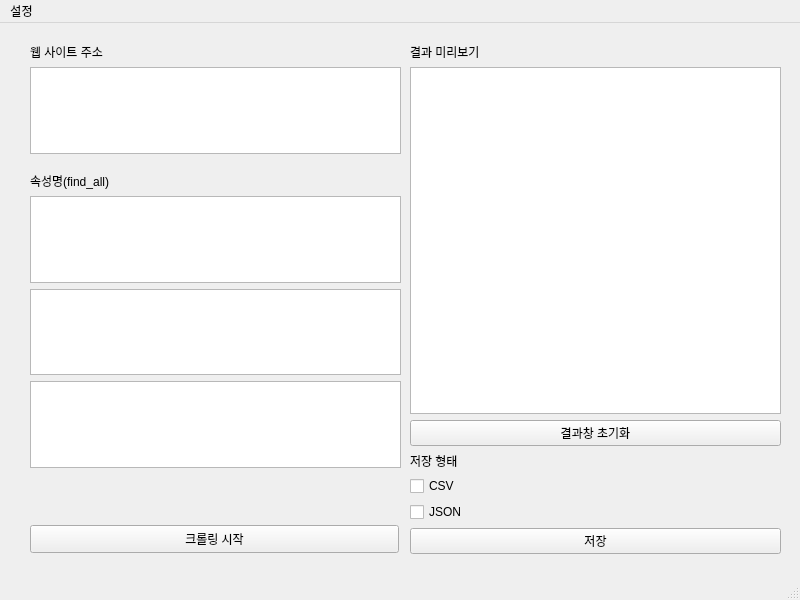
First picture: the form in MainUI.ui, repository yglee730/CrawlingTools, before the edit.
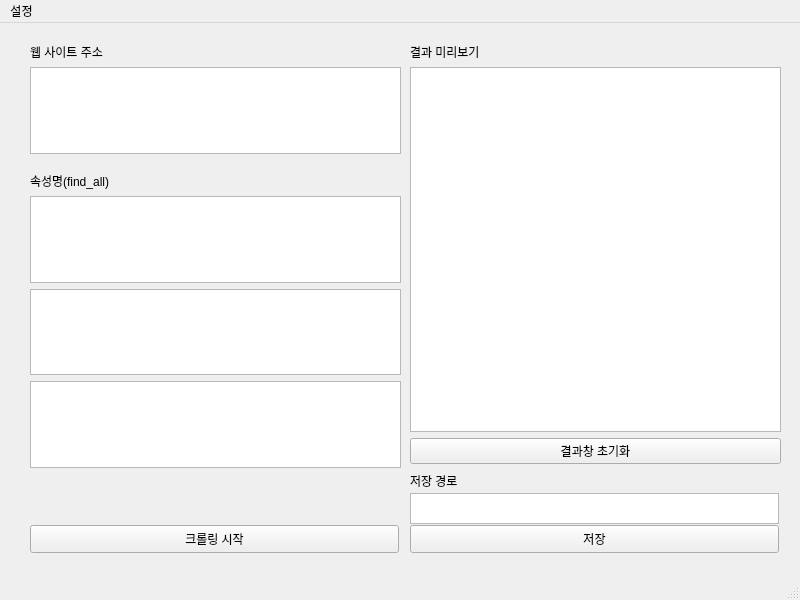
Second picture: the form after the edit.

```diff
--- a/MainUI.ui
+++ b/MainUI.ui
@@ -42,7 +42,7 @@
       <x>410</x>
       <y>20</y>
       <width>371</width>
-      <height>511</height>
+      <height>421</height>
      </rect>
     </property>
     <layout class="QVBoxLayout" name="verticalLayout_9">
@@ -63,34 +63,6 @@
        </property>
       </widget>
      </item>
-     <item>
-      <widget class="QLabel" name="label_4">
-       <property name="text">
-        <string>저장 형태</string>
-       </property>
-      </widget>
-     </item>
-     <item>
-      <widget class="QCheckBox" name="checkBox">
-       <property name="text">
-        <string>CSV</string>
-       </property>
-      </widget>
-     </item>
-     <item>
-      <widget class="QCheckBox" name="checkBox_2">
-       <property name="text">
-        <string>JSON</string>
-       </property>
-      </widget>
-     </item>
-     <item>
-      <widget class="QPushButton" name="saveBtn">
-       <property name="text">
-        <string>저장</string>
-       </property>
-      </widget>
-     </item>
     </layout>
    </widget>
    <widget class="QPushButton" name="crawlBtn">
@@ -134,6 +106,42 @@
      </item>
     </layout>
    </widget>
+   <widget class="QLabel" name="label_5">
+    <property name="geometry">
+     <rect>
+      <x>410</x>
+      <y>450</y>
+      <width>64</width>
+      <height>15</height>
+     </rect>
+    </property>
+    <property name="text">
+     <string>저장 경로</string>
+    </property>
+   </widget>
+   <widget class="QTextEdit" name="pathBtn">
+    <property name="geometry">
+     <rect>
+      <x>410</x>
+      <y>470</y>
+      <width>369</width>
+      <height>31</height>
+     </rect>
+    </property>
+   </widget>
+   <widget class="QPushButton" name="saveBtn">
+    <property name="geometry">
+     <rect>
+      <x>410</x>
+      <y>502</y>
+      <width>369</width>
+      <height>28</height>
+     </rect>
+    </property>
+    <property name="text">
+     <string>저장</string>
+    </property>
+   </widget>
   </widget>
   <widget class="QMenuBar" name="menubar">
    <property name="geometry">
```
